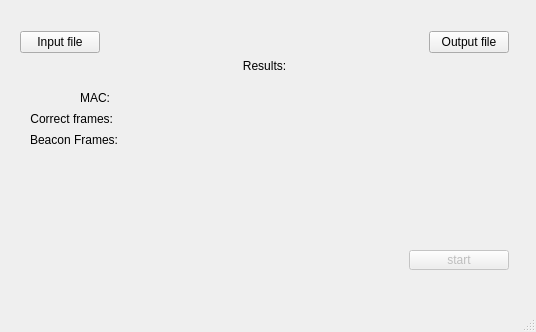
First picture: the form in Drone Identification/MainWindow.ui, repository GaussGun3000/DroneIdentification23, before the edit.
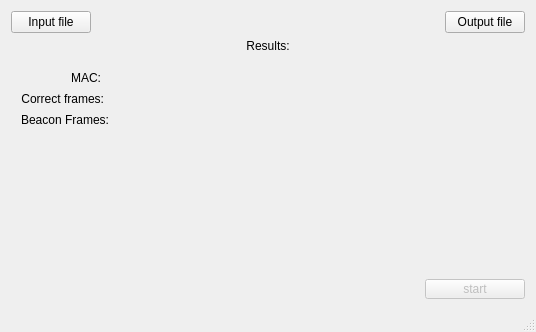
Second picture: the form after the edit.

Commit message: signals and slots for buttons configured

Diff of the .ui file:
```diff
--- a/Drone Identification/MainWindow.ui
+++ b/Drone Identification/MainWindow.ui
@@ -32,15 +32,8 @@
    <string>MainWindow</string>
   </property>
   <widget class="QWidget" name="centralWidget">
-   <widget class="QWidget" name="verticalLayoutWidget">
-    <property name="geometry">
-     <rect>
-      <x>9</x>
-      <y>20</y>
-      <width>511</width>
-      <height>261</height>
-     </rect>
-    </property>
+   <layout class="QVBoxLayout" name="verticalLayout_2">
+    <item>
     <layout class="QVBoxLayout" name="verticalLayout">
      <item>
       <layout class="QGridLayout" name="gridLayout">
@@ -317,7 +310,8 @@
       </widget>
      </item>
     </layout>
-   </widget>
+    </item>
+   </layout>
   </widget>
   <widget class="QStatusBar" name="statusBar"/>
  </widget>
```
Left out of the diff: 39 changed lines with no effect on the pictures. Lines whose indentation alone changed are shown as unchanged. The commit also changes 6 other files.
